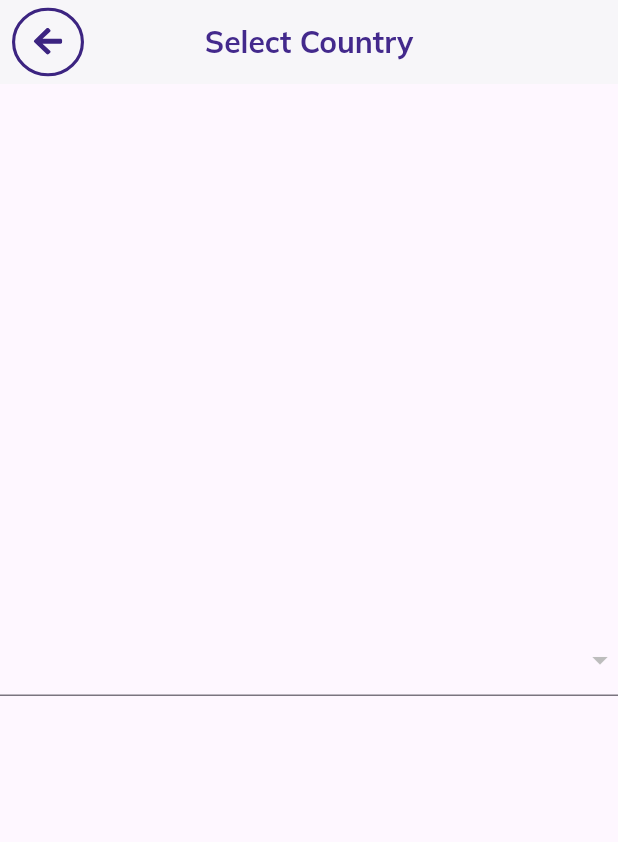
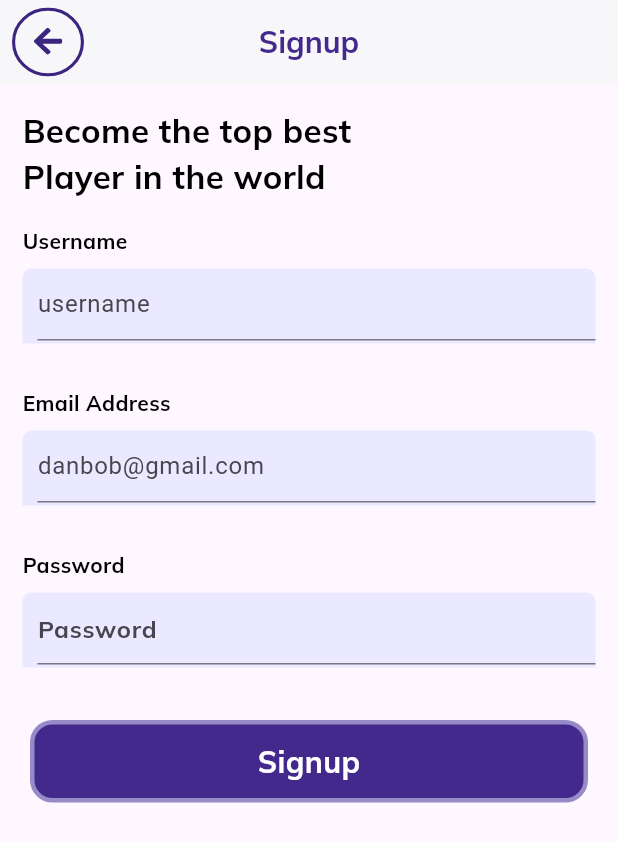
Before and after one commit to britt21/eplayer_flutter_project, a Flutter app: the screen it shows after launch, after a tap on "Continue", after a tap on "Join Eplayer", on a phone screen of 412 x 824 dp. Shown: the top 842 px of the screen. Run offline on Flutter 3.47's test engine with Material 2 defaults, Android fonts, the phone set to English and light mode, and no system bars; our stand-ins replace dropdown_button2, flutter_svg, get, google_fonts, smooth_page_indicator; missing offline and left inert: dart:ffi.

Commit message:
Eplayer Onboarding

```diff
--- a/lib/colors/color.dart
+++ b/lib/colors/color.dart
@@ -7,3 +7,4 @@ var app_purple_deep = Color(0xFF2E186B);
 var lit_purple = Color(0xFF968AC7);
 var btn_color = Color(0xFFCCC5EA);
 var appbarbg = Color(0xFFCCC5EA);
+var etbg = Color(0xFFEBE9FF);
--- a/lib/drawables/pngs.dart
+++ b/lib/drawables/pngs.dart
@@ -1,3 +1,5 @@
 
 
 const maprig = "assets/image/png/maprig.png";
+const boxman = "assets/image/png/boxman.webp";
+const femaleboxer = "assets/image/png/femaleboxer.webp";
--- a/lib/view/onboarding/OnboardHome.dart
+++ b/lib/view/onboarding/OnboardHome.dart
@@ -2,6 +2,7 @@ import 'package:eplayer_flutter_mobile/colors/color.dart';
 import 'package:eplayer_flutter_mobile/drawables/pngs.dart';
 import 'package:eplayer_flutter_mobile/drawables/svgs.dart';
 import 'package:eplayer_flutter_mobile/font/font.dart';
+import 'package:eplayer_flutter_mobile/view/login/Login_home.dart';
 import 'package:eplayer_flutter_mobile/view/signup/Select_country.dart';
 import 'package:eplayer_flutter_mobile/widgets/app_button.dart';
 import 'package:flutter/material.dart';
@@ -11,6 +12,7 @@ import 'package:get/route_manager.dart';
 import 'package:google_fonts/google_fonts.dart';
 import 'package:smooth_page_indicator/smooth_page_indicator.dart';
 
+import '../signup/Signup_home.dart';
 import 'onboardIngTwo.dart';
 
 class OnBoardHome extends StatefulWidget {
@@ -68,29 +70,27 @@ class _OnBoardHomeState extends State<OnBoardHome> {
                               child: AppButton(
                                   lit_purple, app_purple_deep, "Join Eplayer", lit_purple, null,
                                   () {
-                                    Get.to(SelectCountry());
+                                    Get.to(SignUpHome());
 
                               }),
                             ),
                         ),
                            Expanded(
                              child: Padding(
-                              padding: const EdgeInsets.only(bottom: 45.0),
+                              padding:  EdgeInsets.only(bottom: 45.0),
                               child: AppButton(
                                   lit_purple, btn_color, "Login", app_purple_deep, null,
                                   () {
-                                pageController.nextPage(
-                                    duration: Duration(milliseconds: 500),
-                                    curve: Curves.slowMiddle);
+                                    Get.to(LoginHome());
 
-                              }),
+
+                                  }),
                           ),
                            ),
 
 
                       ],
                     )
-
 
                     : Padding(
                         padding: const EdgeInsets.only(bottom: 45.0),
--- a/lib/view/signup/Select_country.dart
+++ b/lib/view/signup/Select_country.dart
@@ -19,13 +19,11 @@ class _SelectCountryState extends State<SelectCountry> {
   @override
   Widget build(BuildContext context) {
     return Scaffold(
-      appBar: EplayerAppBar("Select Country"),
-      body: Center(
-        child: DropdownButtonFormField2(items: list.map((eachitem) =>
-        DropdownMenuItem(child: Text(eachitem))).toList(),
+      appBar: EplayerAppBar("Signup"),
+      body: SingleChildScrollView(child: Column(children: [
 
-        )
-      ),
+
+      ],),)
     );
   }
 }
--- /dev/null
+++ b/lib/view/signup/Signup_home.dart
@@ -0,0 +1,87 @@
+import 'package:eplayer_flutter_mobile/widgets/Utils.dart';
+import 'package:eplayer_flutter_mobile/widgets/app_button.dart';
+import 'package:flutter/material.dart';
+import 'package:google_fonts/google_fonts.dart';
+
+import '../../colors/color.dart';
+
+class SignUpHome extends StatefulWidget {
+  const SignUpHome({super.key});
+
+  @override
+  State<SignUpHome> createState() => _SignUpHomeState();
+}
+
+class _SignUpHomeState extends State<SignUpHome> {
+
+  final passcontroller  = TextEditingController() ;
+  final userNameController  = TextEditingController() ;
+  final emailcontroller  = TextEditingController() ;
+  @override
+  Widget build(BuildContext context) {
+    return Scaffold(
+      appBar: EplayerAppBar("Signup"),
+      body: SingleChildScrollView(
+        child: Column(children: [
+
+          Padding(
+            padding: const EdgeInsets.all(15.0),
+            child: Column(
+              crossAxisAlignment: CrossAxisAlignment.start,
+              children: [
+                Text("Become the top best \nPlayer in the world",style: GoogleFonts.mulish(fontSize: 22,color: Colors.black,fontWeight: FontWeight.bold),),
+                Padding(
+                  padding: const EdgeInsets.only(top: 18.0),
+                  child: Text("Username",style: GoogleFonts.mulish(color: Colors.black,fontWeight: FontWeight.bold),),
+                ),
+                AppEditText(etcontroller: userNameController,ethint: "username",),
+              ],
+            ),
+          ),
+
+
+           Padding(
+            padding: const EdgeInsets.all(15.0),
+
+            child: Column(
+              crossAxisAlignment: CrossAxisAlignment.start,
+              children: [
+                Text("Email Address",style: GoogleFonts.mulish(color: Colors.black,fontWeight: FontWeight.bold),),
+                AppEditText(etcontroller: emailcontroller,ethint: "danbob@gmail.com",),
+
+              ],
+            ),
+          ),
+
+
+           Padding(
+            padding: const EdgeInsets.all(15.0),
+            child: Column(
+              crossAxisAlignment: CrossAxisAlignment.start,
+              children: [
+                Text("Password",style: GoogleFonts.mulish(color: Colors.black,fontWeight: FontWeight.bold),),
+                EtPass(etcontroller: passcontroller,),
+
+              ],
+            ),
+          ),
+          SizedBox(height: 20,),
+          AppButton(
+              lit_purple, app_purple, "Signup", Colors.white, null,
+                  () {
+
+
+              }),
+
+
+
+
+
+
+
+        ],),
+      ),
+
+    );
+  }
+}
--- a/lib/widgets/app_button.dart
+++ b/lib/widgets/app_button.dart
@@ -3,7 +3,6 @@ import 'dart:ffi';
 import 'package:eplayer_flutter_mobile/colors/color.dart';
 import 'package:flutter/material.dart';
 import 'package:google_fonts/google_fonts.dart';
-
 
 class AppButton extends StatelessWidget {
   final borderColor;
@@ -13,15 +12,96 @@ class AppButton extends StatelessWidget {
   final icon;
   final VoidCallback touch;
 
-  AppButton(this.borderColor, this.backGroundColor, this.text, this.textColor,this.icon,this.touch);
-
+  AppButton(this.borderColor, this.backGroundColor, this.text, this.textColor,
+      this.icon, this.touch);
 
   @override
   Widget build(BuildContext context) {
-    return  SizedBox(
+    return SizedBox(
       height: 55,
       child: Padding(
-        padding: const EdgeInsets.only(left: 20,right: 20),
+        padding: const EdgeInsets.only(left: 20, right: 20),
+        child: InkWell(
+          onTap: touch,
+          child: Container(
+            decoration: BoxDecoration(
+              color: backGroundColor,
+              borderRadius: BorderRadius.circular(15),
+              border: Border.all(width: 3, color: lit_purple),
+            ),
+            child: Center(
+              child: Text(
+                text,
+                style: GoogleFonts.mulish(
+                  color: textColor,
+                  fontSize: 20,
+                  fontWeight: FontWeight.bold,
+                ),
+              ),
+            ),
+          ),
+        ),
+      ),
+    );
+  }
+}
+class GameButton extends StatelessWidget {
+  final borderColor;
+  final backGroundColor;
+  final text;
+  final textColor;
+  final VoidCallback touch;
+
+  GameButton(this.borderColor, this.backGroundColor, this.text, this.textColor, this.touch);
+
+  @override
+  Widget build(BuildContext context) {
+    return SizedBox(
+      height: 45,
+      child: Padding(
+        padding: const EdgeInsets.only(left: 20, right: 20),
+        child: InkWell(
+          onTap: touch,
+          child: Container(
+            decoration: BoxDecoration(
+              color: backGroundColor,
+              borderRadius: BorderRadius.circular(15),
+              border: Border.all(width: 3, color: borderColor),
+            ),
+            child: Center(
+              child: Text(
+                text,
+                style: GoogleFonts.aBeeZee(
+                  color: textColor,
+                  fontSize: 18,
+                  fontWeight: FontWeight.bold,
+                ),
+              ),
+            ),
+          ),
+        ),
+      ),
+    );
+  }
+}
+
+class AppButtonFit extends StatelessWidget {
+  final borderColor;
+  final backGroundColor;
+  final text;
+  final textColor;
+  final icon;
+  final VoidCallback touch;
+
+  AppButtonFit(this.borderColor, this.backGroundColor, this.text,
+      this.textColor, this.icon, this.touch);
+
+  @override
+  Widget build(BuildContext context) {
+    return SizedBox(
+      height: 55,
+      child: Padding(
+        padding: const EdgeInsets.only(left: 20, right: 20),
         child: InkWell(
           onTap: touch,
           child: Container(
@@ -47,42 +127,71 @@ class AppButton extends StatelessWidget {
   }
 }
 
+class AppEditText extends StatefulWidget {
 
+   final  etcontroller;
+   final  ethint;
 
-class AppButtonFit extends StatelessWidget {
-  final borderColor;
-  final backGroundColor;
-  final text;
-  final textColor;
-  final icon;
-  final VoidCallback touch;
-
-  AppButtonFit(this.borderColor, this.backGroundColor, this.text, this.textColor,this.icon,this.touch);
+   AppEditText({this.etcontroller, this.ethint});
 
 
   @override
+  State<AppEditText> createState() => _AppEditTextState();
+}
+
+class _AppEditTextState extends State<AppEditText> {
+  @override
   Widget build(BuildContext context) {
-    return  SizedBox(
-      height: 55,
-      child: Padding(
-        padding: const EdgeInsets.only(left: 20,right: 20),
-        child: InkWell(
-          onTap: touch,
-          child: Container(
-            decoration: BoxDecoration(
-              color: backGroundColor,
-              borderRadius: BorderRadius.circular(15),
-              border: Border.all(width: 3, color: lit_purple),
+    return Padding(
+      padding: const EdgeInsets.only(top: 8.0),
+      child: Container(
+          decoration: BoxDecoration(
+              color: etbg,
+              borderRadius: BorderRadius.only(
+                  topRight: Radius.circular(6), topLeft: Radius.circular(6))),
+          height: 50,
+          child: Padding(
+            padding: const EdgeInsets.only(left: 10.0),
+            child: TextField(
+              controller: widget.etcontroller,
+              decoration: InputDecoration(
+                hintText: widget.ethint,
+              ),
             ),
-            child: Center(
-              child: Text(
-                text,
-                style: GoogleFonts.mulish(
-                  color: textColor,
-                  fontSize: 20,
-                  fontWeight: FontWeight.bold,
-                ),
-              ),
+          )),
+    );
+  }
+}
+
+
+
+
+class EtPass extends StatelessWidget {
+  final TextEditingController etcontroller;
+
+  EtPass({required this.etcontroller});
+
+  @override
+  Widget build(BuildContext context) {
+    return Padding(
+      padding: const EdgeInsets.only(top: 8.0),
+      child: Container(
+        decoration: BoxDecoration(
+          color: etbg,
+          borderRadius: BorderRadius.only(
+            topRight: Radius.circular(6),
+            topLeft: Radius.circular(6),
+          ),
+        ),
+        height: 50,
+        child: Padding(
+          padding: const EdgeInsets.only(left: 10.0),
+          child: TextField(
+            style: GoogleFonts.mulish(color: Colors.black,fontWeight: FontWeight.bold),
+            controller: etcontroller,
+            obscureText: true, // This makes it a password input field
+            decoration: InputDecoration(suffixStyle: GoogleFonts.mulish(color: Colors.black,fontWeight: FontWeight.bold),
+              hintText: "Password",
             ),
           ),
         ),
@@ -90,3 +199,34 @@ class AppButtonFit extends StatelessWidget {
     );
   }
 }
+class AppTextView extends StatelessWidget {
+
+  AppTextView();
+
+  @override
+  Widget build(BuildContext context) {
+    return Padding(
+      padding: const EdgeInsets.only(top: 8.0),
+      child: Container(
+        decoration: BoxDecoration(
+          color: etbg,
+          borderRadius: BorderRadius.only(
+            topRight: Radius.circular(6),
+            topLeft: Radius.circular(6),
+          ),
+        ),
+        height: 50,
+        child: Padding(
+          padding: const EdgeInsets.only(left: 10.0),
+          child: TextField(
+            style: GoogleFonts.mulish(color: Colors.black,fontWeight: FontWeight.bold),
+            obscureText: true, // This makes it a password input field
+            decoration: InputDecoration(suffixStyle: GoogleFonts.mulish(color: Colors.black,fontWeight: FontWeight.bold),
+              hintText: "Password",
+            ),
+          ),
+        ),
+      ),
+    );
+  }
+}
```
Also changed, not shown: lib/view/home/dashboard.dart (added, +49 -0 lines), lib/view/home/widgets/games/Games.dart (added, +62 -0 lines), lib/view/home/widgets/games/book_match.dart (added, +28 -0 lines), lib/view/login/Login_home.dart (added, +76 -0 lines), assets/image/png/boxman.webp (added), assets/image/png/femaleboxer.webp (added), assets/image/png/maprig.png.
